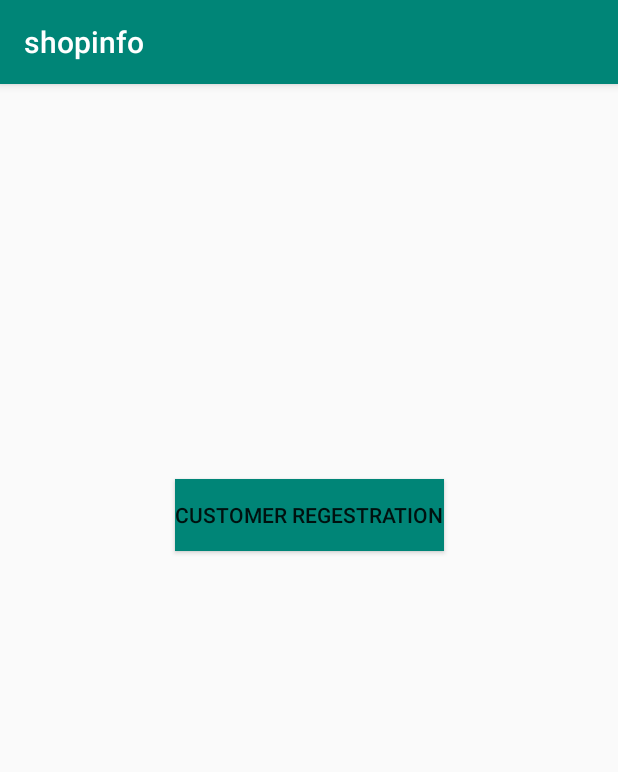
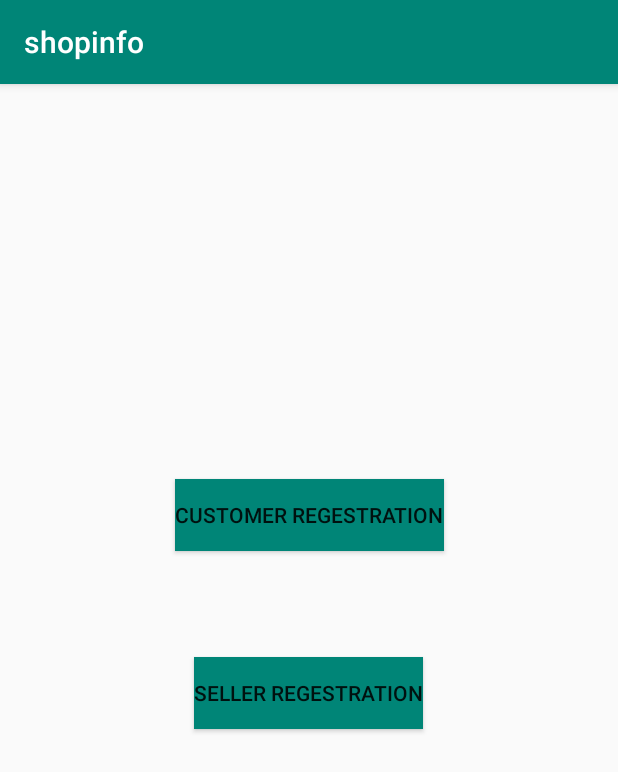
Before and after one commit to naveenpi/shopinfo, an Android app: the Signup screen opened directly, with no data from a screen before it, on a phone screen of 412 x 824 dp. Shown: the top 772 px of the screen. Run offline under Robolectric (Android 15) with nearby library versions, the phone set to English and light mode, and no system bars.

Commit message:
Added Seller Signup button to activity_signup.xml

```diff
--- a/app/src/main/res/layout/activity_signup.xml
+++ b/app/src/main/res/layout/activity_signup.xml
@@ -17,5 +17,18 @@
         app:layout_constraintRight_toRightOf="parent"
         app:layout_constraintTop_toTopOf="parent"
         app:layout_constraintVertical_bias="0.366" />
+    <Button
+        android:id="@+id/sesignup"
+        android:layout_width="wrap_content"
+        android:layout_height="wrap_content"
+        android:background="@color/colorPrimary"
+        android:text="Seller Regestration"
+        android:onClick="sellerSignUp"
+        app:layout_constraintBottom_toBottomOf="parent"
+        app:layout_constraintHorizontal_bias="0.498"
+        app:layout_constraintLeft_toLeftOf="parent"
+        app:layout_constraintRight_toRightOf="parent"
+        app:layout_constraintTop_toTopOf="parent"
+        app:layout_constraintVertical_bias="0.531" />
 
 </androidx.constraintlayout.widget.ConstraintLayout>
```
